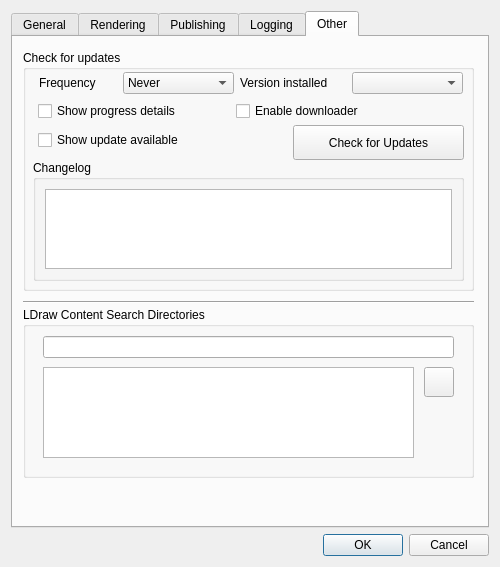
First picture: the form in mainApp/preferences.ui, repository trevorsandy/lpub3d-ci, before the edit.
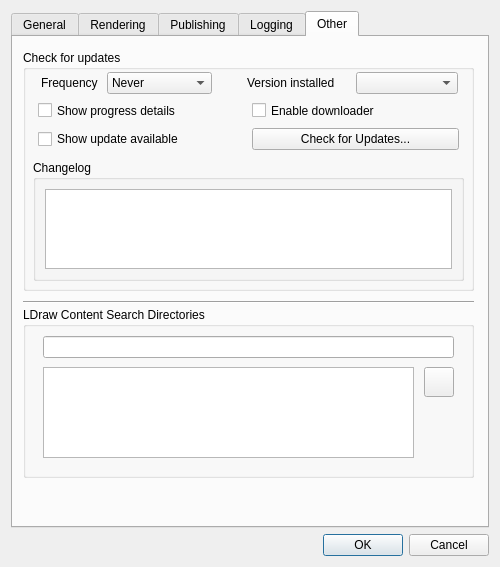
Second picture: the form after the edit. The open tabs and pages were chosen to show the change. Icons and pictures are not drawn.

What changed in the file:
```diff
--- a/mainApp/preferences.ui
+++ b/mainApp/preferences.ui
@@ -1308,79 +1308,6 @@
        <property name="title">
         <string>Check for updates</string>
        </property>
-       <widget class="QLabel" name="moduleVersion_lbl">
-        <property name="geometry">
-         <rect>
-          <x>217</x>
-          <y>23</y>
-          <width>121</width>
-          <height>20</height>
-         </rect>
-        </property>
-        <property name="toolTip">
-         <string>Change the installed version to use when comparing with update version. Use to override installed version.</string>
-        </property>
-        <property name="text">
-         <string>Version installed </string>
-        </property>
-        <property name="alignment">
-         <set>Qt::AlignLeading|Qt::AlignLeft|Qt::AlignVCenter</set>
-        </property>
-       </widget>
-       <widget class="QCheckBox" name="showAllNotificstions_Chk">
-        <property name="geometry">
-         <rect>
-          <x>15</x>
-          <y>53</y>
-          <width>181</width>
-          <height>16</height>
-         </rect>
-        </property>
-        <property name="toolTip">
-         <string>Show progress details while checking for updates</string>
-        </property>
-        <property name="text">
-         <string>Show progress details</string>
-        </property>
-       </widget>
-       <widget class="QCheckBox" name="showUpdateNotifications_Chk">
-        <property name="geometry">
-         <rect>
-          <x>15</x>
-          <y>82</y>
-          <width>181</width>
-          <height>16</height>
-         </rect>
-        </property>
-        <property name="toolTip">
-         <string>Notify user when and update is available</string>
-        </property>
-        <property name="text">
-         <string>Show update available</string>
-        </property>
-        <property name="checked">
-         <bool>false</bool>
-        </property>
-       </widget>
-       <widget class="QCheckBox" name="enableDownloader_Chk">
-        <property name="geometry">
-         <rect>
-          <x>213</x>
-          <y>53</y>
-          <width>171</width>
-          <height>16</height>
-         </rect>
-        </property>
-        <property name="toolTip">
-         <string>Download the update directly instead of opening download link through a browser</string>
-        </property>
-        <property name="text">
-         <string>Enable downloader</string>
-        </property>
-        <property name="checked">
-         <bool>false</bool>
-        </property>
-       </widget>
        <widget class="QGroupBox" name="groupBoxChangeLog">
         <property name="geometry">
          <rect>
@@ -1410,44 +1337,98 @@
          </item>
         </layout>
        </widget>
+       <widget class="QWidget" name="layoutWidget5">
+        <property name="geometry">
+         <rect>
+          <x>15</x>
+          <y>51</y>
+          <width>421</width>
+          <height>19</height>
+         </rect>
+        </property>
+        <layout class="QHBoxLayout" name="horizontalLayout_8">
+         <item>
+          <widget class="QCheckBox" name="showAllNotificstions_Chk">
+           <property name="toolTip">
+            <string>Show progress details while checking for updates</string>
+           </property>
+           <property name="text">
+            <string>Show progress details</string>
+           </property>
+          </widget>
+         </item>
+         <item>
+          <widget class="QCheckBox" name="enableDownloader_Chk">
+           <property name="toolTip">
+            <string>Download the update directly instead of opening download link through a browser</string>
+           </property>
+           <property name="text">
+            <string>Enable downloader</string>
+           </property>
+           <property name="checked">
+            <bool>false</bool>
+           </property>
+          </widget>
+         </item>
+        </layout>
+       </widget>
+       <widget class="QWidget" name="layoutWidget6">
+        <property name="geometry">
+         <rect>
+          <x>15</x>
+          <y>77</y>
+          <width>421</width>
+          <height>25</height>
+         </rect>
+        </property>
+        <layout class="QHBoxLayout" name="horizontalLayout_9">
+         <item>
+          <widget class="QCheckBox" name="showUpdateNotifications_Chk">
+           <property name="toolTip">
+            <string>Notify user when and update is available</string>
+           </property>
+           <property name="text">
+            <string>Show update available</string>
+           </property>
+           <property name="checked">
+            <bool>false</bool>
+           </property>
+          </widget>
+         </item>
+         <item>
        <widget class="QPushButton" name="checkForUpdates_btn">
-        <property name="geometry">
-         <rect>
-          <x>270</x>
-          <y>75</y>
-          <width>171</width>
-          <height>35</height>
-         </rect>
-        </property>
         <property name="toolTip">
          <string>Click to check for update</string>
         </property>
         <property name="text">
-         <string>Check for Updates</string>
-        </property>
-       </widget>
-       <widget class="QComboBox" name="moduleVersion_Combo">
+            <string>Check for Updates...</string>
+           </property>
+          </widget>
+         </item>
+        </layout>
+       </widget>
+       <widget class="QWidget" name="layoutWidget7">
         <property name="geometry">
          <rect>
-          <x>329</x>
+          <x>18</x>
           <y>22</y>
-          <width>111</width>
+          <width>171</width>
           <height>22</height>
          </rect>
         </property>
-        <property name="toolTip">
-         <string>Change the installed version to use when comparing with update version. Use to override installed version.</string>
-        </property>
-       </widget>
+        <layout class="QHBoxLayout" name="horizontalLayout_6">
+         <item>
+          <widget class="QLabel" name="frequency_lbl">
+           <property name="contextMenuPolicy">
+            <enum>Qt::NoContextMenu</enum>
+           </property>
+           <property name="text">
+            <string>Frequency</string>
+           </property>
+          </widget>
+         </item>
+         <item>
        <widget class="QComboBox" name="checkUpdateFrequency_Combo">
-        <property name="geometry">
-         <rect>
-          <x>100</x>
-          <y>22</y>
-          <width>111</width>
-          <height>22</height>
-         </rect>
-        </property>
         <property name="toolTip">
          <string>Select check for update frequency</string>
         </property>
@@ -1472,21 +1453,40 @@
          </property>
         </item>
        </widget>
-       <widget class="QLabel" name="frequency_lbl">
+         </item>
+        </layout>
+       </widget>
+       <widget class="QWidget" name="layoutWidget8">
         <property name="geometry">
          <rect>
-          <x>16</x>
-          <y>23</y>
-          <width>81</width>
-          <height>20</height>
+          <x>224</x>
+          <y>22</y>
+          <width>211</width>
+          <height>22</height>
          </rect>
         </property>
-        <property name="contextMenuPolicy">
-         <enum>Qt::NoContextMenu</enum>
+        <layout class="QHBoxLayout" name="horizontalLayout_7">
+         <item>
+          <widget class="QLabel" name="moduleVersion_lbl">
+           <property name="toolTip">
+            <string>Change the installed version to use when comparing with update version. Use to override installed version.</string>
         </property>
         <property name="text">
-         <string>Frequency</string>
-        </property>
+            <string>Version installed </string>
+           </property>
+           <property name="alignment">
+            <set>Qt::AlignLeading|Qt::AlignLeft|Qt::AlignVCenter</set>
+           </property>
+          </widget>
+         </item>
+         <item>
+          <widget class="QComboBox" name="moduleVersion_Combo">
+           <property name="toolTip">
+            <string>Change the installed version to use when comparing with update version. Use to override installed version.</string>
+           </property>
+          </widget>
+         </item>
+        </layout>
        </widget>
       </widget>
       <widget class="Line" name="line">
```
Left out of the diff: 245 changed lines with no effect on the pictures. Lines whose indentation alone changed are shown as unchanged.
